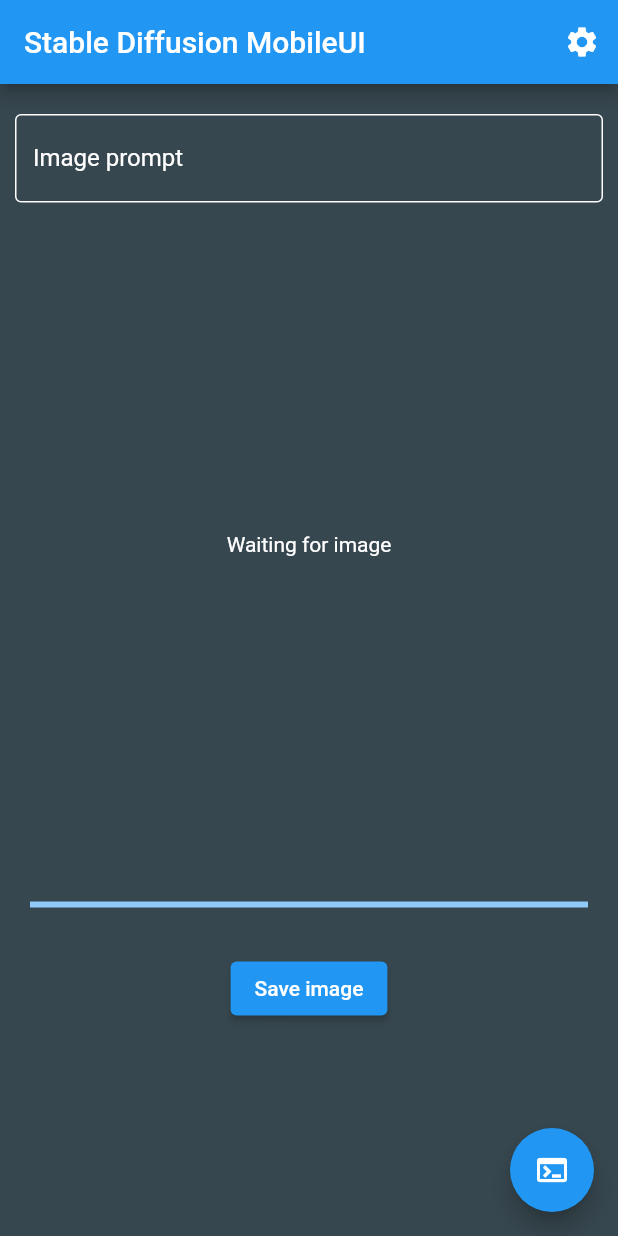
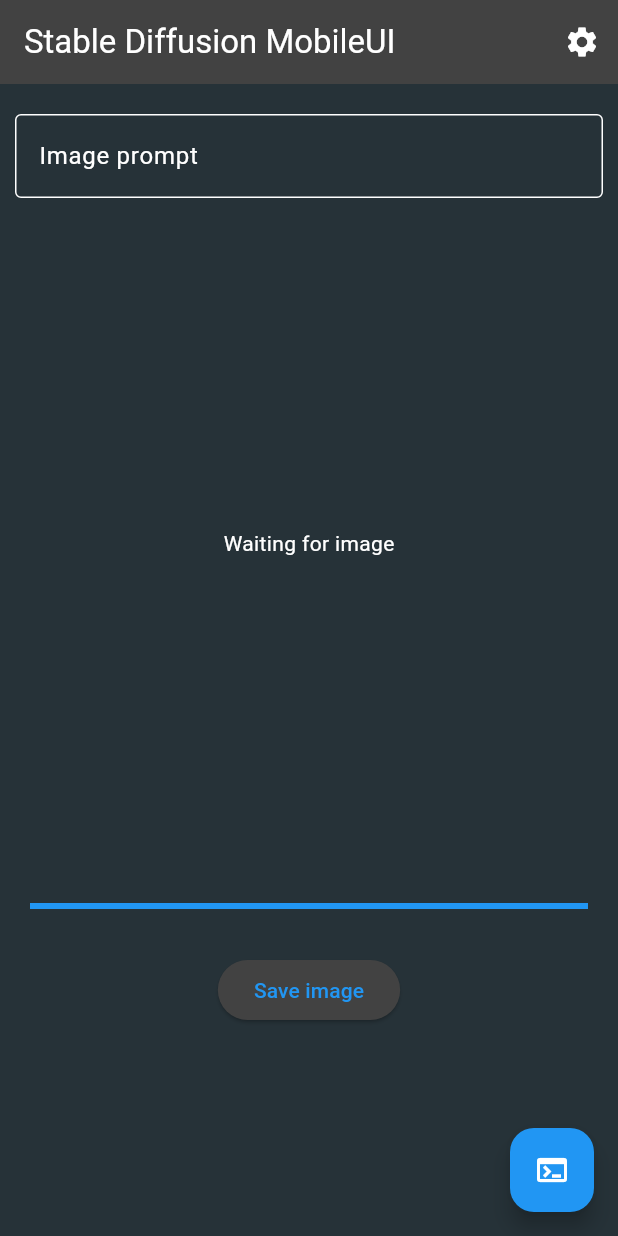
Before and after one commit to bjm021/stable_diffusion_mobileui, a Flutter app: the screen it shows after launch, after a tap on "Save image", on a phone screen of 412 x 824 dp. Run offline on Flutter 3.47's test engine with Material 2 defaults, Android fonts, the phone set to English and light mode, and no system bars; our stand-ins replace gallery_saver, shared_preferences; missing offline and left inert: dart:ffi.

```diff
--- a/lib/main.dart
+++ b/lib/main.dart
@@ -34,11 +34,21 @@ class MyApp extends StatelessWidget {
       theme: ThemeData(
         unselectedWidgetColor: Colors.white,
         primarySwatch: Colors.blue,
-        scaffoldBackgroundColor: Colors.blueGrey.shade800,
+        scaffoldBackgroundColor: Colors.blueGrey.shade900,
         textTheme: const TextTheme(
           bodyText2: TextStyle(color: Colors.white),
           bodyText1: TextStyle(color: Colors.white),
         ),
+        useMaterial3: true,
+        colorScheme: ColorScheme.fromSwatch(
+          primarySwatch: Colors.blue,
+          backgroundColor: Colors.blueGrey.shade900,
+          accentColor: Colors.blue,
+          brightness: Brightness.dark,
+          primaryColorDark: Colors.blue,
+        ).copyWith(
+          secondary: Colors.blue,
+        )
       ),
       home: const MyHomePage(title: 'Stable Diffusion MobileUI'),
     );
@@ -144,8 +154,12 @@ class _MyHomePageState extends State<MyHomePage> {
                       GallerySaver.saveImage(value).then(
                         (success) => {
                           ScaffoldMessenger.of(context).showSnackBar(
-                            const SnackBar(
-                              content: Text('Image saved'),
+                            SnackBar(
+                              content: const Text(
+                                'Image saved',
+                                style: TextStyle(color: Colors.grey),
+                              ),
+                              backgroundColor: Colors.grey.shade900,
                             ),
                           ),
                           _deleteFile(value),
```
